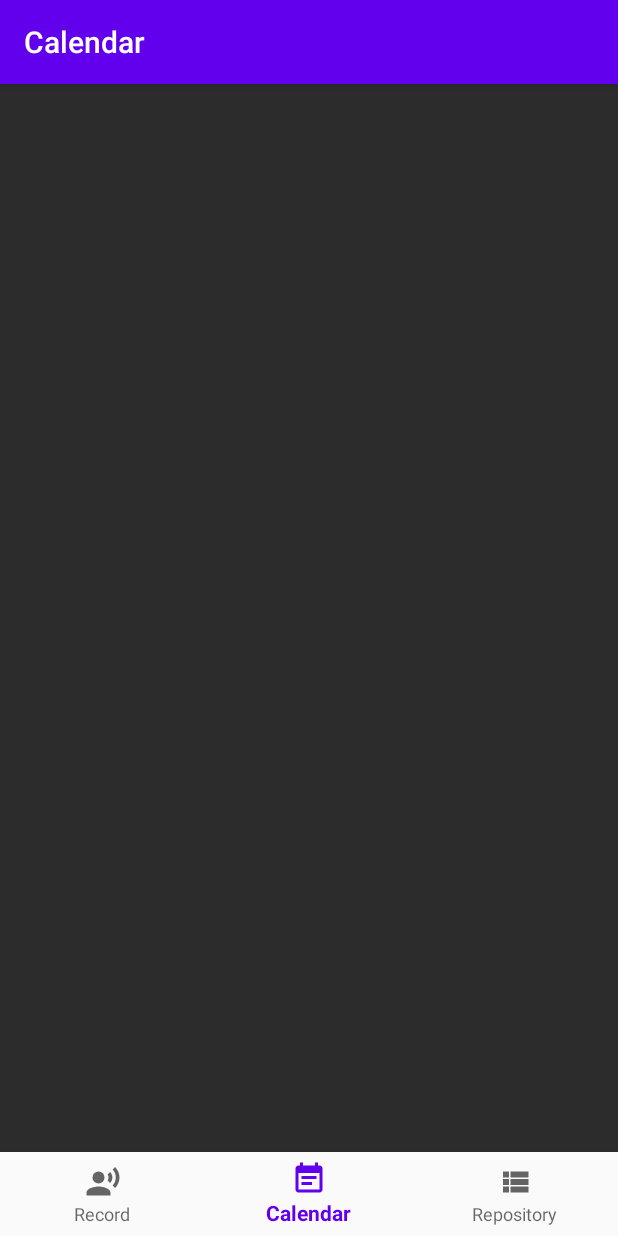
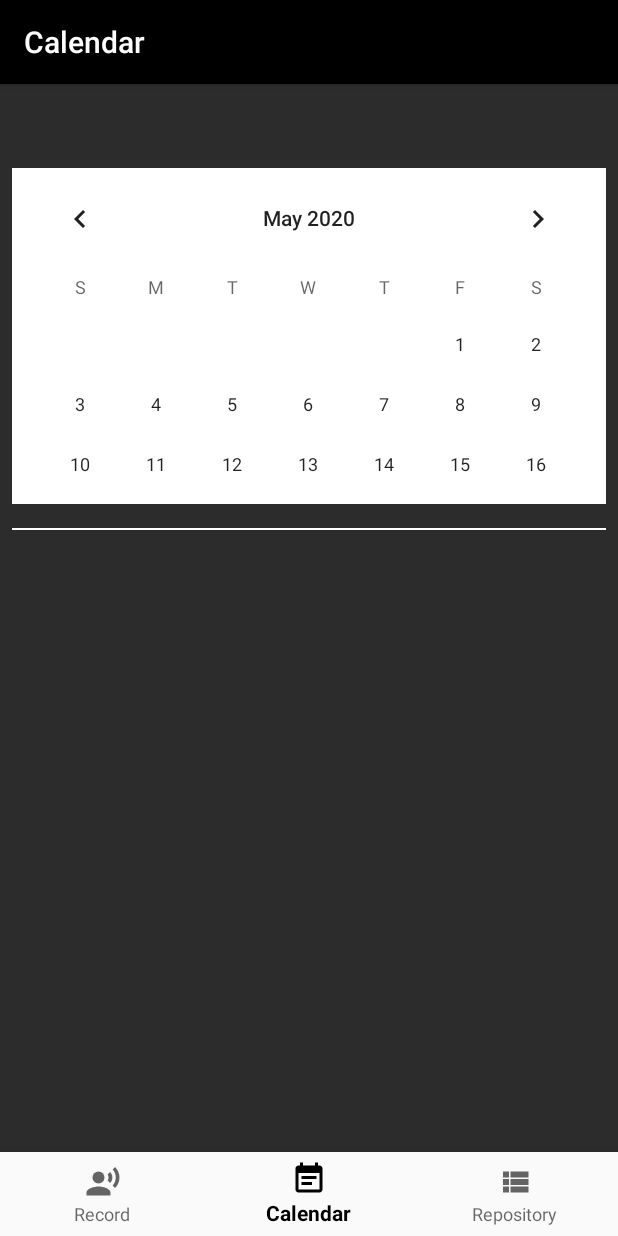
Before and after one commit to MartinNoh/VoiceCalendar, an Android app: the CalendarFragment screen opened through its navigation route, on a phone screen of 412 x 824 dp. Run offline under Robolectric (Android 15) with nearby library versions, the phone set to English and light mode, and no system bars; our stand-ins replace navigation-ui.

Commit message:
VoiceCalendar drawing fragement_calendar ver1 commit

```diff
--- a/app/src/main/java/com/androidcode/voicecalendar/recyclerView/RecyclerViewDictionary.java
+++ b/app/src/main/java/com/androidcode/voicecalendar/recyclerViewRepository/RecyclerViewDictionaryRepository.java
@@ -1,11 +1,11 @@
-package com.androidcode.voicecalendar.recyclerView;
+package com.androidcode.voicecalendar.recyclerViewRepository;
 
-public class RecyclerViewDictionary {
+public class RecyclerViewDictionaryRepository {
     private int id;
     private String date;
     private String content;
 
-    public RecyclerViewDictionary(int id, String date, String content) {
+    public RecyclerViewDictionaryRepository(int id, String date, String content) {
         this.id = id;
         this.date = date;
         this.content = content;
--- a/app/src/main/res/layout/fragment_calendar.xml
+++ b/app/src/main/res/layout/fragment_calendar.xml
@@ -4,4 +4,39 @@
     xmlns:tools="http://schemas.android.com/tools"
     android:layout_width="match_parent"
     android:layout_height="match_parent"
-    tools:context=".ui.Calendar.CalendarFragment"/>
+    tools:context=".ui.Calendar.CalendarFragment">
+
+    <CalendarView
+        android:id="@+id/cv_calendar"
+        android:layout_width="0dp"
+        android:layout_height="224dp"
+        android:layout_marginStart="8dp"
+        android:layout_marginEnd="8dp"
+        android:background="#FFFFFF"
+        app:layout_constraintEnd_toEndOf="parent"
+        app:layout_constraintStart_toStartOf="parent"
+        app:layout_constraintTop_toTopOf="parent" />
+
+    <androidx.recyclerview.widget.RecyclerView
+        android:id="@+id/rv_to_do_list"
+        android:layout_width="0dp"
+        android:layout_height="197dp"
+        android:layout_marginTop="16dp"
+        app:layout_constraintEnd_toEndOf="parent"
+        app:layout_constraintHorizontal_bias="1.0"
+        app:layout_constraintStart_toStartOf="parent"
+        app:layout_constraintTop_toBottomOf="@+id/divider" />
+
+    <View
+        android:id="@+id/divider"
+        android:layout_width="0dp"
+        android:layout_height="1dp"
+        android:layout_marginStart="8dp"
+        android:layout_marginTop="16dp"
+        android:layout_marginEnd="8dp"
+        android:background="#FFFFFF"
+        app:layout_constraintEnd_toEndOf="parent"
+        app:layout_constraintHorizontal_bias="1.0"
+        app:layout_constraintStart_toStartOf="parent"
+        app:layout_constraintTop_toBottomOf="@+id/cv_calendar" />
+</androidx.constraintlayout.widget.ConstraintLayout>
--- a/app/src/main/res/values/colors.xml
+++ b/app/src/main/res/values/colors.xml
@@ -1,6 +1,6 @@
 <?xml version="1.0" encoding="utf-8"?>
 <resources>
-    <color name="colorPrimary">#6200EE</color>
-    <color name="colorPrimaryDark">#3700B3</color>
-    <color name="colorAccent">#03DAC5</color>
+    <color name="colorPrimary">#000000</color>
+    <color name="colorPrimaryDark">#000000</color>
+    <color name="colorAccent">#000000</color>
 </resources>
```
Also changed, not shown: app/src/main/java/com/androidcode/voicecalendar/recyclerViewCalendar/RecyclerViewCustomAdapterCalendar.java (added, +154 -0 lines), app/src/main/java/com/androidcode/voicecalendar/recyclerViewCalendar/RecyclerViewDictionaryCalendar.java (added, +37 -0 lines), app/src/main/java/com/androidcode/voicecalendar/recyclerViewRepository/RecyclerViewCustomAdapterRepository.java (renamed from app/src/main/java/com/androidcode/voicecalendar/recyclerView/RecyclerViewCustomAdapter.java, +6 -6 lines), app/src/main/java/com/androidcode/voicecalendar/ui/Repository/RepositoryFragment.java (+6 -6 lines), app/src/main/res/layout/fragment_record.xml (+15 -15 lines), app/src/main/res/layout/recycler_view_repository_item_list.xml (added, +41 -0 lines), app/src/main/res/layout/recycler_view_calendar_item_list.xml (renamed from app/src/main/res/layout/recycler_view_item_list.xml).
